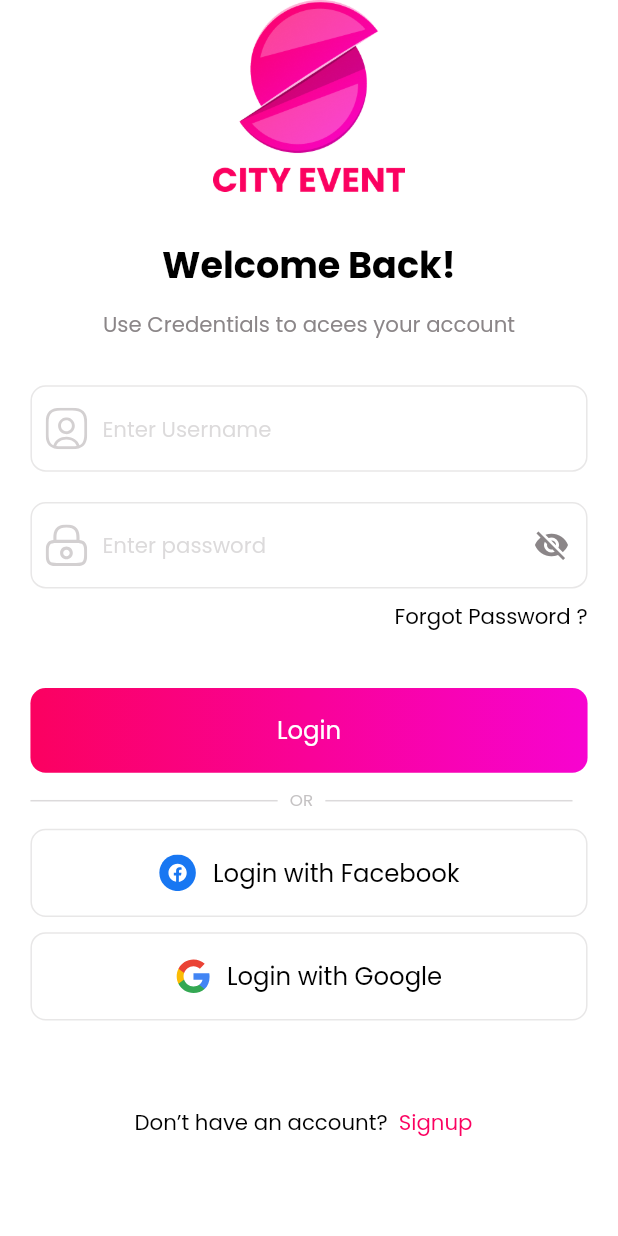
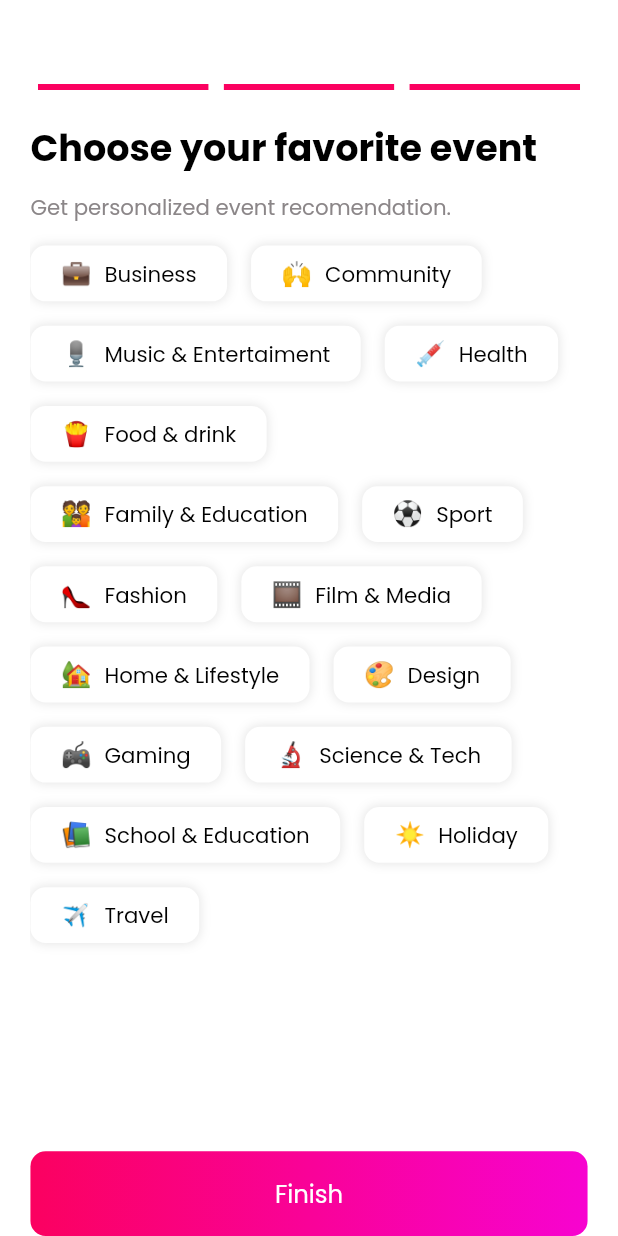
Before and after one commit to Sejimu/club-crafter, a Flutter app: the screen it shows after launch, on a phone screen of 412 x 824 dp. Run offline on Flutter 3.47's test engine with Material 3 defaults, Android fonts, the phone set to English and light mode, and no system bars; drawn by our look-alikes of step_progress_indicator; our stand-ins replace auto_route, firebase_core, flutter_screenutil, flutter_svg, google_fonts; accounts and stored records are empty.

Commit message:
added intro page

```diff
--- a/lib/l10n/intl_en.arb
+++ b/lib/l10n/intl_en.arb
@@ -14,5 +14,34 @@
   "loginWithFacebook": "Login with Facebook",
   "loginWithGoogle": "Login with Google",
   "dontHaveAnAccount": "Don’t have an account?",
-  "signup": "Signup"
+  "signup": "Signup",
+  "createAnAccount": "Create an Account",
+  "pleaseFillThisDetailToCreateAnAccount": "Please fill this detail to create an account",
+  "enterEmail": "Enter email",
+  "signUpWithFacebool": "Sign up with Facebool",
+  "signUpWithGoogle": "Sign up with Google",
+  "alreadyHaveAnAccount": "Already have an account?",
+  "createUsername": "Create username",
+  "photoProfileCanBeChangedAtAnyTime": "Photo profile can be changed at any time",
+  "chooseYourPhotoProfile": "Choose your photo profile",
+  "usernameCanBeChangedAtAnyTime": "Username can be changed at any time",
+  "chooseYourFavoriteEvent": "Choose your favorite event",
+  "getPersonalizedEventRecomendation": "Get personalized event recomendation.",
+  "finish": "Finish",
+  "business": "Business",
+  "community": "Community",
+  "musicEntertaiment": "Music & Entertaiment",
+  "health": "Health",
+  "foodDrink": "Food & drink",
+  "familyEducation": "Family & Education",
+  "sport": "Sport",
+  "fashion": "Fashion",
+  "filmMedia": "Film & Media",
+  "homeLifestyle": "Home & Lifestyle",
+  "design": "Design",
+  "gaming": "Gaming",
+  "scienceTech": "Science & Tech",
+  "schoolEducation": "School & Education",
+  "holiday": "Holiday",
+  "travel": "Travel"
 }
--- a/lib/l10n/intl_ru.arb
+++ b/lib/l10n/intl_ru.arb
@@ -14,5 +14,34 @@
   "loginWithFacebook": "Login with Facebook",
   "loginWithGoogle": "Login with Google",
   "dontHaveAnAccount": "Don’t have an account?",
-  "signup": "Signup"
+  "signup": "Signup",
+  "createAnAccount": "Create an Account",
+  "pleaseFillThisDetailToCreateAnAccount": "Please fill this detail to create an account",
+  "enterEmail": "Enter email",
+  "signUpWithFacebool": "Sign up with Facebool",
+  "signUpWithGoogle": "Sign up with Google",
+  "alreadyHaveAnAccount": "Already have an account?",
+  "createUsername": "Create username",
+  "photoProfileCanBeChangedAtAnyTime": "Photo profile can be changed at any time",
+  "chooseYourPhotoProfile": "Choose your photo profile",
+  "usernameCanBeChangedAtAnyTime": "Username can be changed at any time",
+  "chooseYourFavoriteEvent": "Choose your favorite event",
+  "getPersonalizedEventRecomendation": "Get personalized event recomendation.",
+  "finish": "Finish",
+  "business": "Business",
+  "community": "Community",
+  "musicEntertaiment": "Music & Entertaiment",
+  "health": "Health",
+  "foodDrink": "Food & drink",
+  "familyEducation": "Family & Education",
+  "sport": "Sport",
+  "fashion": "Fashion",
+  "filmMedia": "Film & Media",
+  "homeLifestyle": "Home & Lifestyle",
+  "design": "Design",
+  "gaming": "Gaming",
+  "scienceTech": "Science & Tech",
+  "schoolEducation": "School & Education",
+  "holiday": "Holiday",
+  "travel": "Travel"
 }
--- a/lib/src/config/routes/app_routes.dart
+++ b/lib/src/config/routes/app_routes.dart
@@ -9,8 +9,17 @@ class AppRouter extends $AppRouter {
             page: OnboardingRoute.page,
             transitionsBuilder: TransitionsBuilders.noTransition),
         CustomRoute(
-            initial: true,
             page: SignInRoute.page,
-            transitionsBuilder: TransitionsBuilders.slideLeft),
+            transitionsBuilder: TransitionsBuilders.fadeIn),
+        CustomRoute(
+            page: SignUpRoute.page,
+            transitionsBuilder: TransitionsBuilders.fadeIn),
+
+        // Intro
+        CustomRoute(
+          initial: true,
+          page: IntroRoute.page,
+          transitionsBuilder: TransitionsBuilders.fadeIn,
+        )
       ];
 }
--- a/lib/src/features/auth/widgets/transparent_elevated_btn.dart
+++ b/lib/src/features/auth/widgets/transparent_elevated_btn.dart
@@ -26,7 +26,7 @@ class TransparentElevatedBtn extends StatelessWidget {
           style: ElevatedButton.styleFrom(
               backgroundColor: Colors.transparent,
               elevation: 0,
-              padding: REdgeInsets.symmetric(horizontal: 65, vertical: 16)),
+              padding: REdgeInsets.symmetric(vertical: 16)),
           child: Row(
             mainAxisSize: MainAxisSize.max,
             mainAxisAlignment: MainAxisAlignment.center,
--- /dev/null
+++ b/lib/src/features/intro/intro_page.dart
@@ -0,0 +1,252 @@
+import 'package:auto_route/auto_route.dart';
+import 'package:clubcrafter/generated/l10n.dart';
+import 'package:clubcrafter/src/features/intro/widgets/add_photo_btn.dart';
+import 'package:clubcrafter/src/features/intro/widgets/event_btn.dart';
+import 'package:clubcrafter/src/features/widgets/custom_elevated_btn.dart';
+import 'package:clubcrafter/src/utils/extensions/extensions.dart';
+import 'package:clubcrafter/src/utils/resources/resources.dart';
+import 'package:clubcrafter/src/utils/theme/app_colors.dart';
+import 'package:flutter/cupertino.dart';
+import 'package:flutter/material.dart';
+import 'package:flutter_screenutil/flutter_screenutil.dart';
+import 'package:flutter_svg/svg.dart';
+import 'package:step_progress_indicator/step_progress_indicator.dart';
+
+const double _paddingUnit = 20;
+const double _commonVal = 10;
+
+@RoutePage()
+class IntroPage extends StatefulWidget {
+  const IntroPage({super.key});
+
+  @override
+  State<IntroPage> createState() => _IntroPageState();
+}
+
+class _IntroPageState extends State<IntroPage> {
+  late PageController _controller;
+
+  @override
+  void initState() {
+    super.initState();
+    _controller = PageController(initialPage: 2);
+  }
+
+  @override
+  void dispose() {
+    super.dispose();
+    _controller.dispose();
+  }
+
+  int _currentStep = 2;
+
+  @override
+  Widget build(BuildContext context) {
+    return Scaffold(
+      appBar: AppBar(),
+      body: SafeArea(
+          child: Padding(
+        padding: REdgeInsets.symmetric(horizontal: _paddingUnit),
+        child: Column(
+          crossAxisAlignment: CrossAxisAlignment.start,
+          children: [
+            StepProgressIndicator(
+              totalSteps: 3,
+              padding: 5,
+              currentStep: _currentStep + 1,
+              selectedGradientColor: LinearGradient(
+                  colors: AppColors.gradientColor,
+                  begin: Alignment.centerLeft,
+                  end: Alignment.centerRight),
+              unselectedColor: AppColors.grey,
+            ),
+            _paddingUnit.verticalSpace,
+            SizedBox(
+                height: context.height / 2 * 1.4,
+                child: PageView.builder(
+                    onPageChanged: (value) {
+                      setState(() {
+                        _currentStep = value;
+                      });
+                    },
+                    controller: _controller,
+                    itemCount: IntroContent._introContent(context).length,
+                    itemBuilder: (_, index) => SingleChildScrollView(
+                        child: IntroContent._introContent(context)[index]))),
+            const Spacer(),
+            CElevatedButton(
+                onPressed: () {
+                  _controller.nextPage(
+                      duration: const Duration(milliseconds: 450),
+                      curve: Curves.easeOutBack);
+                },
+                text: _currentStep ==
+                        IntroContent._introContent(context).length - 1
+                    ? S.of(context).finish
+                    : S.of(context).next)
+          ],
+        ),
+      )),
+    );
+  }
+}
+
+class IntroContent {
+  static List<Widget> _introContent(BuildContext context) => [
+        Column(
+          crossAxisAlignment: CrossAxisAlignment.start,
+          children: [
+            Text(
+              S.of(context).createUsername,
+              style: context.textTheme.titleLarge!
+                  .copyWith(color: AppColors.black),
+            ),
+            _commonVal.verticalSpace,
+            Text(
+              S.of(context).photoProfileCanBeChangedAtAnyTime,
+              style:
+                  context.textTheme.bodySmall!.copyWith(color: AppColors.grey),
+            ),
+            15.verticalSpace,
+            Container(
+              padding: REdgeInsets.all(_commonVal),
+              width: double.infinity,
+              decoration: BoxDecoration(
+                  borderRadius: BorderRadius.circular(_commonVal).r,
+                  border: Border.all(color: AppColors.hotPink, width: 2)),
+              child: Row(
+                children: [
+                  SvgPicture.asset(
+                    Images.icon,
+                    color: AppColors.hotPink.withOpacity(1),
+                    height: 30,
+                  ),
+                  _commonVal.horizontalSpace,
+                  Text(
+                    "Tanya Hill",
+                    style: context.textTheme.bodySmall!
+                        .copyWith(color: AppColors.black),
+                  ),
+                  const Spacer(),
+                  Icon(
+                    CupertinoIcons.check_mark_circled,
+                    color: AppColors.green,
+                    size: 25.h,
+                  )
+                ],
+              ),
+            ),
+          ],
+        ),
+        Column(
+          crossAxisAlignment: CrossAxisAlignment.start,
+          children: [
+            Text(
+              S.of(context).chooseYourPhotoProfile,
+              style: context.textTheme.titleLarge!
+                  .copyWith(color: AppColors.black),
+            ),
+            _commonVal.verticalSpace,
+            Text(
+              S.of(context).usernameCanBeChangedAtAnyTime,
+              style:
+                  context.textTheme.bodySmall!.copyWith(color: AppColors.grey),
+            ),
+            15.verticalSpace,
+            Align(
+                alignment: Alignment.center,
+                child: Stack(
+                  children: [
+                    Container(
+                      padding: REdgeInsets.all(10),
+                      decoration: BoxDecoration(
+                          borderRadius: BorderRadius.circular(10).r,
+                          border: Border.all(color: AppColors.hotPink)),
+                      child: Image.asset(
+                        Images.logo,
+                        height: 150.w,
+                        width: 150.w,
+                        fit: BoxFit.cover,
+                      ),
+                    ),
+                    Positioned(
+                      right: 0,
+                      child: Padding(
+                        padding: REdgeInsets.only(bottom: 50),
+                        child: CircleAvatar(
+                          backgroundColor: AppColors.hotPink,
+                          radius: 20.r,
+                          child: IconButton(
+                              onPressed: () {}, icon: const Icon(Icons.close)),
+                        ),
+                      ),
+                    )
+                  ],
+                )),
+            15.verticalSpace,
+            Row(
+              mainAxisAlignment: MainAxisAlignment.spaceBetween,
+              children: [
+                AddPhotoBtn(
+                  onPressed: () {},
+                ),
+                AddPhotoBtn(
+                  onPressed: () {},
+                ),
+                AddPhotoBtn(
+                  onPressed: () {},
+                )
+              ],
+            )
+          ],
+        ),
+        Column(
+          crossAxisAlignment: CrossAxisAlignment.start,
+          children: [
+            Text(
+              S.of(context).chooseYourFavoriteEvent,
+              style: context.textTheme.titleLarge!
+                  .copyWith(color: AppColors.black),
+            ),
+            _commonVal.verticalSpace,
+            Text(
+              S.of(context).getPersonalizedEventRecomendation,
+              style:
+                  context.textTheme.bodySmall!.copyWith(color: AppColors.grey),
+            ),
+            15.verticalSpace,
+            Wrap(
+                spacing: 16,
+                children: Events.getEvent(context)
+                    .map((e) => EventBtn(
+                        onPressed: () {}, text: e.text, emoji: e.emoji))
+                    .toList())
+          ],
+        ),
+      ];
+}
+
+class Events {
+  final String emoji;
+  final String text;
+  Events({required this.emoji, required this.text});
+
+  static List<Events> getEvent(BuildContext context) => [
+        Events(emoji: "💼", text: S.of(context).business),
+        Events(emoji: "🙌", text: S.of(context).community),
+        Events(emoji: "🎙", text: S.of(context).musicEntertaiment),
+        Events(emoji: "💉", text: S.of(context).health),
+        Events(emoji: "🍟", text: S.of(context).foodDrink),
+        Events(emoji: "👪", text: S.of(context).familyEducation),
+        Events(emoji: "⚽", text: S.of(context).sport),
+        Events(emoji: "👠", text: S.of(context).fashion),
+        Events(emoji: "🎞", text: S.of(context).filmMedia),
+        Events(emoji: "🏡", text: S.of(context).homeLifestyle),
+        Events(emoji: "🎨", text: S.of(context).design),
+        Events(emoji: "🎮", text: S.of(context).gaming),
+        Events(emoji: "🔬", text: S.of(context).scienceTech),
+        Events(emoji: "📚", text: S.of(context).schoolEducation),
+        Events(emoji: "☀️", text: S.of(context).holiday),
+        Events(emoji: "✈", text: S.of(context).travel),
+      ];
+}
--- /dev/null
+++ b/lib/src/features/intro/widgets/event_btn.dart
@@ -0,0 +1,44 @@
+import 'package:clubcrafter/src/utils/extensions/extensions.dart';
+import 'package:clubcrafter/src/utils/theme/app_colors.dart';
+import 'package:flutter/material.dart';
+import 'package:flutter_screenutil/flutter_screenutil.dart';
+
+class EventBtn extends StatelessWidget {
+  final VoidCallback onPressed;
+  final String text;
+  final String emoji;
+  const EventBtn(
+      {super.key,
+      required this.onPressed,
+      required this.text,
+      required this.emoji});
+
+  @override
+  Widget build(BuildContext context) {
+    return InkWell(
+      onTap: onPressed,
+      child: Container(
+        margin: REdgeInsets.only(bottom: 16),
+        padding: REdgeInsets.symmetric(horizontal: 20, vertical: 8),
+        decoration: BoxDecoration(boxShadow: [
+          BoxShadow(
+              color: AppColors.black.withOpacity(0.1),
+              blurRadius: 5,
+              spreadRadius: 0.6)
+        ], color: AppColors.white, borderRadius: BorderRadius.circular(10).r),
+        child: Row(
+          mainAxisSize: MainAxisSize.min,
+          children: [
+            Text(emoji),
+            8.horizontalSpace,
+            Text(
+              text,
+              style:
+                  context.textTheme.bodySmall!.copyWith(color: AppColors.black),
+            )
+          ],
+        ),
+      ),
+    );
+  }
+}
--- a/lib/src/utils/theme/app_colors.dart
+++ b/lib/src/utils/theme/app_colors.dart
@@ -4,6 +4,7 @@ import 'package:flutter/material.dart';
 abstract class AppColors {
   static const Color black = Colors.black;
   static const Color white = Colors.white;
+  static const Color green = Colors.green;
   static Color grey = ColorExt.fromHex("#8B8688");
   static List<Color> gradientColor = [
     ColorExt.fromHex("#FB0160"),
--- a/lib/src/utils/theme/theme.dart
+++ b/lib/src/utils/theme/theme.dart
@@ -5,8 +5,9 @@ import 'package:google_fonts/google_fonts.dart';
 
 class AppTheme {
   static ThemeData lightTheme() => ThemeData(
+      appBarTheme: const AppBarTheme(color: AppColors.white, elevation: 0),
       useMaterial3: false,
-      scaffoldBackgroundColor: const Color.fromRGBO(255, 255, 255, 1),
+      scaffoldBackgroundColor: AppColors.white,
       brightness: Brightness.light,
       primaryColor: AppColors.hotPink,
       textTheme: _textTheme());
--- a/pubspec.yaml
+++ b/pubspec.yaml
@@ -45,6 +45,7 @@ dependencies:
   spider: ^4.2.2
   google_fonts: ^6.2.1
   flutter_screenutil: ^5.9.3
+  step_progress_indicator: ^1.0.2
 
   # routing
   auto_route_generator: ^8.0.0
```
Also changed, not shown: lib/src/features/auth/pages/sign_in_page.dart (+8 -5 lines), lib/src/features/auth/pages/sign_up_page.dart (added, +163 -0 lines), lib/src/features/intro/widgets/add_photo_btn.dart (added, +38 -0 lines), lib/generated/intl/messages_en.dart, lib/generated/intl/messages_ru.dart, lib/generated/l10n.dart, lib/src/config/routes/app_routes.gr.dart, pubspec.lock.
